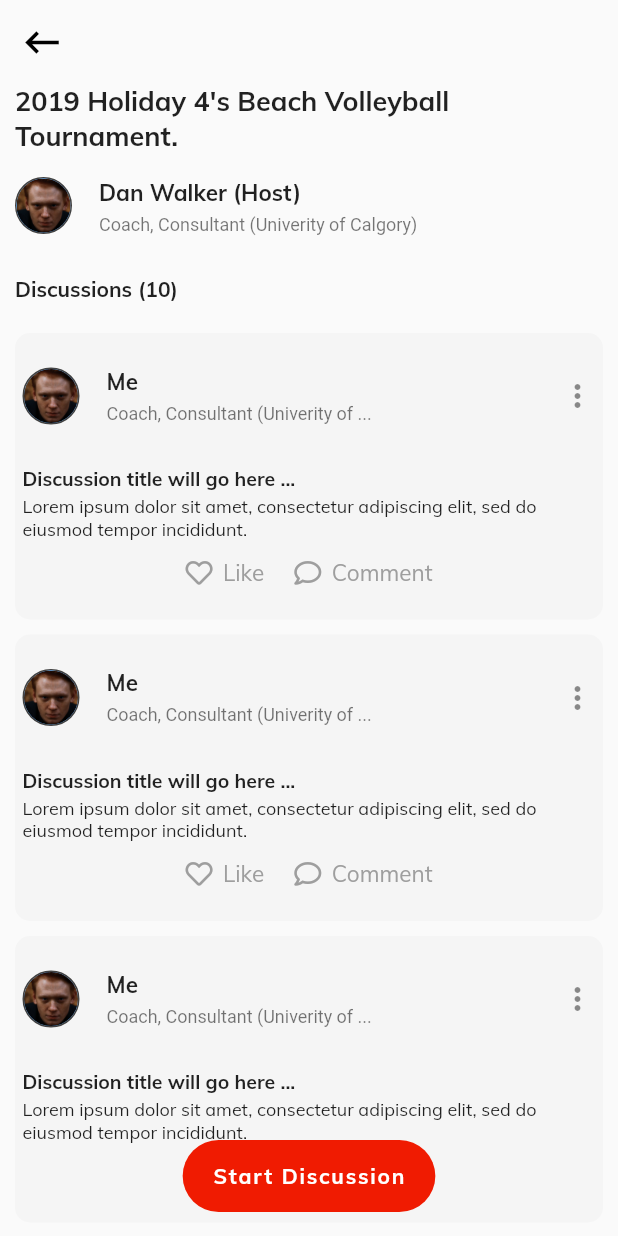
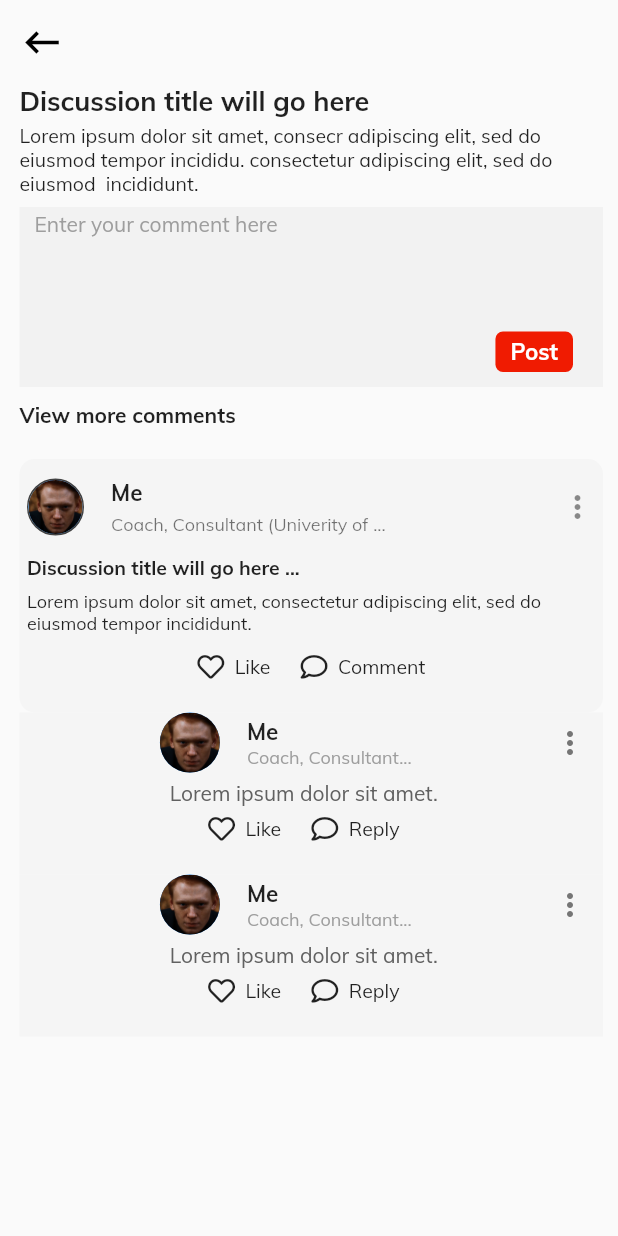
Before and after one commit to Sarbjyotsingh/athlete_platform, a Flutter app: the DiscussionList screen opened by its route, after a tap on "Start Discussion", on a phone screen of 412 x 824 dp. Run offline on Flutter 3.47's test engine with Material 2 defaults, Android fonts, the light colour scheme and no system bars; our stand-ins replace carousel_slider, font_awesome_flutter.

Commit message:
discussion details

```diff
--- a/lib/screens/discussion_detail.dart
+++ b/lib/screens/discussion_detail.dart
@@ -1,3 +1,7 @@
+import 'package:athlete_platform/utilities/constant.dart';
+import 'package:athlete_platform/widgets/discussion_card.dart';
+import 'package:athlete_platform/widgets/reply_comment_widget.dart';
+import 'package:flutter/cupertino.dart';
 import 'package:flutter/material.dart';
 
 class DiscussionDetail extends StatefulWidget {
@@ -26,7 +30,132 @@ class _DiscussionDetailState extends State<DiscussionDetail> {
         backgroundColor: Colors.transparent,
       ),
       body: SafeArea(
-        child: Container(),
+        child: SingleChildScrollView(
+          child: Container(
+            padding: EdgeInsets.only(left: 13, right: 10),
+            child: Column(
+              children: <Widget>[
+                Align(
+                  alignment: Alignment.topLeft,
+                  child: Text(
+                    'Discussion title will go here',
+                    style: TextStyle(
+                      fontFamily: 'Muli',
+                      fontWeight: FontWeight.w700,
+                      fontSize: 18,
+                    ),
+                  ),
+                ),
+                SizedBox(
+                  height: 3,
+                ),
+                Align(
+                  alignment: Alignment.topLeft,
+                  child: Text(
+                    'Lorem ipsum dolor sit amet, consecr adipiscing elit, sed do eiusmod tempor incididu. consectetur adipiscing elit, sed do eiusmod  incididunt.',
+                    style: TextStyle(
+                      fontFamily: 'Muli',
+                      fontSize: 13,
+                    ),
+                  ),
+                ),
+                SizedBox(
+                  height: 3,
+                ),
+                Container(
+                  height: 120,
+                  margin: EdgeInsets.only(top: 5),
+                  padding:
+                      EdgeInsets.only(left: 10, top: 2, bottom: 10, right: 20),
+                  decoration: BoxDecoration(
+                    shape: BoxShape.rectangle,
+                    color: Colors.grey.shade300.withOpacity(0.3),
+                  ),
+                  child: Column(
+                    mainAxisAlignment: MainAxisAlignment.spaceBetween,
+                    children: <Widget>[
+                      TextFormField(
+                        decoration: InputDecoration.collapsed(
+                          hintText: 'Enter your comment here',
+                          hintStyle: kTextFieldHintTextDecoration,
+                        ),
+                      ),
+                      Align(
+                        alignment: Alignment.topRight,
+                        child: GestureDetector(
+                          onTap: () {},
+                          child: Container(
+                            decoration: BoxDecoration(
+                              shape: BoxShape.rectangle,
+                              color: Color(0xFFf01b01),
+                              borderRadius: BorderRadius.horizontal(
+                                left: Radius.circular(5),
+                                right: Radius.circular(5),
+                              ),
+                            ),
+                            padding: EdgeInsets.only(
+                                left: 10, right: 10, top: 4, bottom: 4),
+                            child: Text(
+                              'Post',
+                              style: TextStyle(
+                                fontFamily: 'Muli',
+                                fontWeight: FontWeight.w700,
+                                fontSize: 15,
+                                color: Colors.white,
+                              ),
+                            ),
+                          ),
+                        ),
+                      ),
+                    ],
+                  ),
+                ),
+                Align(
+                  alignment: Alignment.topLeft,
+                  child: Container(
+                    margin: EdgeInsets.only(top: 10, bottom: 10),
+                    child: Text(
+                      'View more comments',
+                      style: TextStyle(
+                        fontFamily: 'Muli',
+                        fontWeight: FontWeight.w700,
+                      ),
+                    ),
+                  ),
+                ),
+                DiscussionCard(
+                  userImage: AssetImage(
+                    'images/person1.jpg',
+                  ),
+                  userName: 'Me',
+                  userDescription: 'Coach, Consultant (Univerity of ...',
+                  discussionTitle: 'Discussion title will go here ...',
+                  discussionDescription:
+                      'Lorem ipsum dolor sit amet, consectetur adipiscing elit, sed do eiusmod tempor incididunt. ',
+                  onPressed: () {
+                    Navigator.pushNamed(context, DiscussionDetail.id);
+                  },
+                ),
+                ReplyCommentWidget(
+                  userName: 'Me',
+                  userDescription: 'Coach, Consultant...',
+                  userComment: 'Lorem ipsum dolor sit amet.',
+                  userImage: AssetImage(
+                    'images/person1.jpg',
+                  ),
+                ),
+                ReplyCommentWidget(
+                  userName: 'Me',
+                  userDescription: 'Coach, Consultant...',
+                  userComment: 'Lorem ipsum dolor sit amet.',
+                  userImage: AssetImage(
+                    'images/person1.jpg',
+                  ),
+                ),
+              ],
+            ),
+          ),
+        ),
       ),
     );
   }
--- a/lib/screens/discussion_list.dart
+++ b/lib/screens/discussion_list.dart
@@ -24,7 +24,9 @@ class _DiscussionListState extends State<DiscussionList> {
           ),
         ),
         backgroundColor: Color(0xFFf01b01),
-        onPressed: () {},
+        onPressed: () {
+          Navigator.pushNamed(context, DiscussionDetail.id);
+        },
         elevation: 0,
       ),
       floatingActionButtonLocation: FloatingActionButtonLocation.centerFloat,
--- a/lib/widgets/button_with_leading_icon.dart
+++ b/lib/widgets/button_with_leading_icon.dart
@@ -15,7 +15,6 @@ class ButtonWithLeadingIcon extends StatelessWidget {
         children: <Widget>[
           Icon(
             leadingIcon,
-            color: Colors.grey,
             size: 18,
           ),
           SizedBox(
@@ -24,8 +23,7 @@ class ButtonWithLeadingIcon extends StatelessWidget {
           Text(
             text,
             style: TextStyle(
-              fontSize: 15,
-              color: Colors.grey,
+              fontSize: 13,
               fontFamily: 'Muli',
             ),
           ),
--- a/lib/widgets/discussion_card.dart
+++ b/lib/widgets/discussion_card.dart
@@ -61,7 +61,7 @@ class DiscussionCard extends StatelessWidget {
 
     return Container(
       margin: EdgeInsets.only(top: 10),
-      padding: EdgeInsets.only(right: 5, top: 10, bottom: 10, left: 5),
+      padding: EdgeInsets.only(right: 5, top: 0, bottom: 10, left: 5),
       decoration: BoxDecoration(
         color: Color(0xFFF5F5F5),
         shape: BoxShape.rectangle,
@@ -96,6 +96,7 @@ class DiscussionCard extends StatelessWidget {
             subtitle: Text(
               userDescription,
               style: TextStyle(
+                fontFamily: 'Muli',
                 fontSize: 12,
               ),
             ),
@@ -103,9 +104,6 @@ class DiscussionCard extends StatelessWidget {
               onTap: _bottomSheet,
               child: Icon(Icons.more_vert),
             ),
-          ),
-          SizedBox(
-            height: 15,
           ),
           GestureDetector(
             onTap: onPressed,
@@ -123,7 +121,7 @@ class DiscussionCard extends StatelessWidget {
                   ),
                 ),
                 SizedBox(
-                  height: 3,
+                  height: 7,
                 ),
                 Align(
                   alignment: Alignment.topLeft,
--- /dev/null
+++ b/lib/widgets/reply_comment_widget.dart
@@ -0,0 +1,162 @@
+import 'package:athlete_platform/widgets/button_with_leading_icon.dart';
+import 'package:flutter/material.dart';
+import 'package:font_awesome_flutter/font_awesome_flutter.dart';
+
+class ReplyCommentWidget extends StatelessWidget {
+  final String userName;
+  final String userDescription;
+  final String userComment;
+  final ImageProvider userImage;
+  ReplyCommentWidget({
+    @required this.userDescription,
+    @required this.userName,
+    @required this.userImage,
+    @required this.userComment,
+  });
+  @override
+  Widget build(BuildContext context) {
+    void _bottomSheet() {
+      showModalBottomSheet(
+        context: context,
+        builder: (context) {
+          return Container(
+            padding: EdgeInsets.all(10),
+            height: 140,
+            child: Column(
+              children: <Widget>[
+                GestureDetector(
+                  onTap: () {
+                    Navigator.pop(context);
+                  },
+                  child: Align(
+                    alignment: Alignment.topLeft,
+                    child: ListTile(
+                      leading: Icon(Icons.edit),
+                      title: Text('Edit'),
+                    ),
+                  ),
+                ),
+                GestureDetector(
+                  onTap: () {
+                    Navigator.pop(context);
+                  },
+                  child: Align(
+                    alignment: Alignment.topLeft,
+                    child: ListTile(
+                      leading: Icon(Icons.delete),
+                      title: Text('Delete'),
+                    ),
+                  ),
+                ),
+              ],
+            ),
+          );
+        },
+      );
+    }
+
+    return Container(
+      padding: EdgeInsets.only(right: 10, bottom: 10),
+      color: Color(0xFFF5F5F5),
+      child: Column(
+        children: <Widget>[
+          Row(
+            mainAxisAlignment: MainAxisAlignment.spaceBetween,
+            children: <Widget>[
+              SizedBox(
+                width: 0,
+              ),
+              Row(
+                children: <Widget>[
+                  CircleAvatar(
+                    backgroundImage: userImage,
+                  ),
+                  SizedBox(
+                    width: 18,
+                  ),
+                  Column(
+                    mainAxisAlignment: MainAxisAlignment.spaceBetween,
+                    crossAxisAlignment: CrossAxisAlignment.start,
+                    children: <Widget>[
+                      Text(
+                        userName,
+                        style: TextStyle(
+                          fontSize: 15,
+                          fontFamily: 'Muli',
+                          fontWeight: FontWeight.w700,
+                        ),
+                      ),
+                      Text(
+                        userDescription,
+                        style: TextStyle(
+                          color: Colors.grey,
+                          fontFamily: 'Muli',
+                          fontSize: 12,
+                        ),
+                      ),
+                    ],
+                  ),
+                ],
+              ),
+              GestureDetector(
+                onTap: _bottomSheet,
+                child: Icon(
+                  Icons.more_vert,
+                  color: Colors.grey.shade600,
+                ),
+              ),
+            ],
+          ),
+          SizedBox(
+            height: 5,
+          ),
+          Row(
+            mainAxisAlignment: MainAxisAlignment.spaceBetween,
+            children: <Widget>[
+              SizedBox(
+                width: 0,
+              ),
+              Column(
+                children: <Widget>[
+                  Text(
+                    userComment,
+                    style: TextStyle(
+                      color: Colors.grey.shade700,
+                      fontFamily: 'Muli',
+                      fontSize: 14,
+                    ),
+                  ),
+                ],
+              ),
+              SizedBox(
+                width: 0,
+              ),
+            ],
+          ),
+          SizedBox(
+            height: 5,
+          ),
+          Row(
+            mainAxisAlignment: MainAxisAlignment.center,
+            children: <Widget>[
+              ButtonWithLeadingIcon(
+                text: 'Like',
+                leadingIcon: FontAwesomeIcons.heart,
+              ),
+              SizedBox(
+                width: 20,
+              ),
+              ButtonWithLeadingIcon(
+                text: 'Reply',
+                leadingIcon: FontAwesomeIcons.comment,
+              ),
+            ],
+          ),
+          SizedBox(
+            height: 12,
+          ),
+        ],
+      ),
+    );
+  }
+}
```
